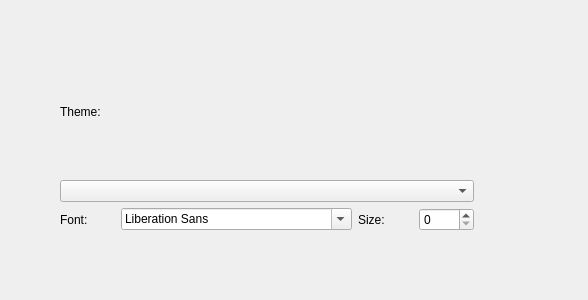
silkedit/silkedit, file src/GeneralSettingsView.ui: the form before one commit.
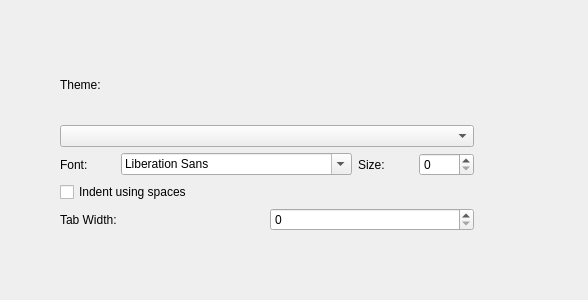
The form after the commit.

Commit message: Add 'Indent using spaces' check box and 'Tab Width' spin box in GeneralSettingsView

Patch:
```diff
--- a/src/GeneralSettingsView.ui
+++ b/src/GeneralSettingsView.ui
@@ -60,6 +60,27 @@
       </item>
      </layout>
     </item>
+    <item>
+     <widget class="QCheckBox" name="indentUsingSpacesCheck">
+      <property name="text">
+       <string>Indent using spaces</string>
+      </property>
+     </widget>
+    </item>
+    <item>
+     <layout class="QHBoxLayout" name="horizontalLayout_2">
+      <item>
+       <widget class="QLabel" name="label_4">
+        <property name="text">
+         <string>Tab Width:</string>
+        </property>
+       </widget>
+      </item>
+      <item>
+       <widget class="QSpinBox" name="tabWidthSpin"/>
+      </item>
+     </layout>
+    </item>
    </layout>
   </widget>
  </widget>
```
The commit also changes 4 other files.
